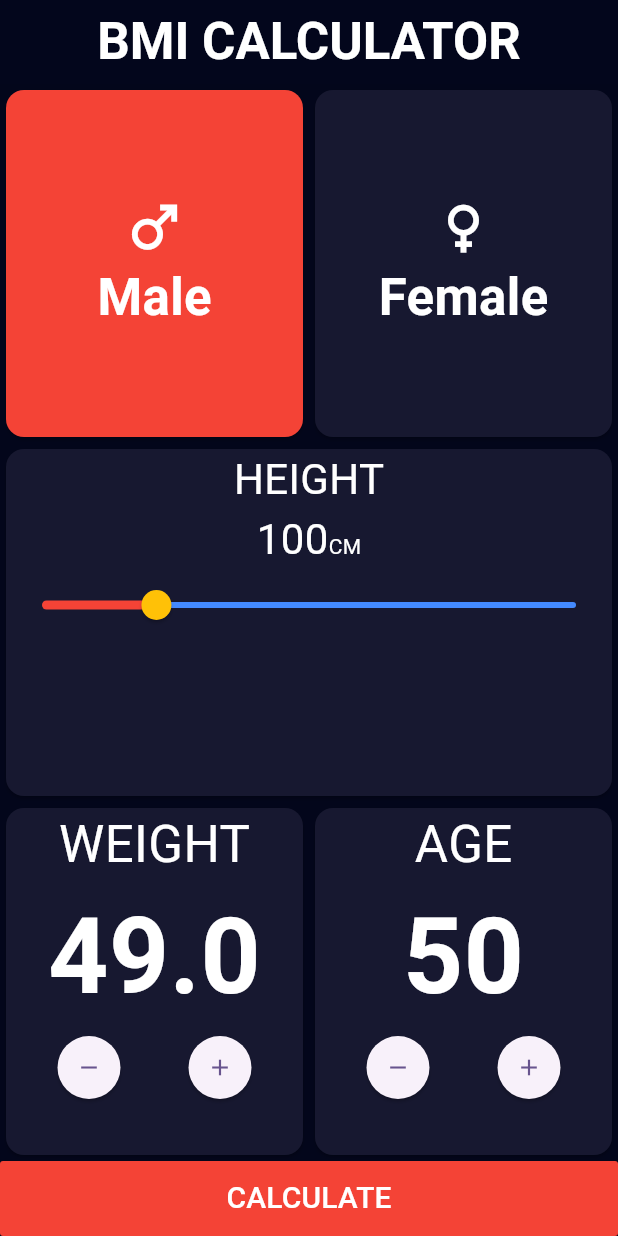
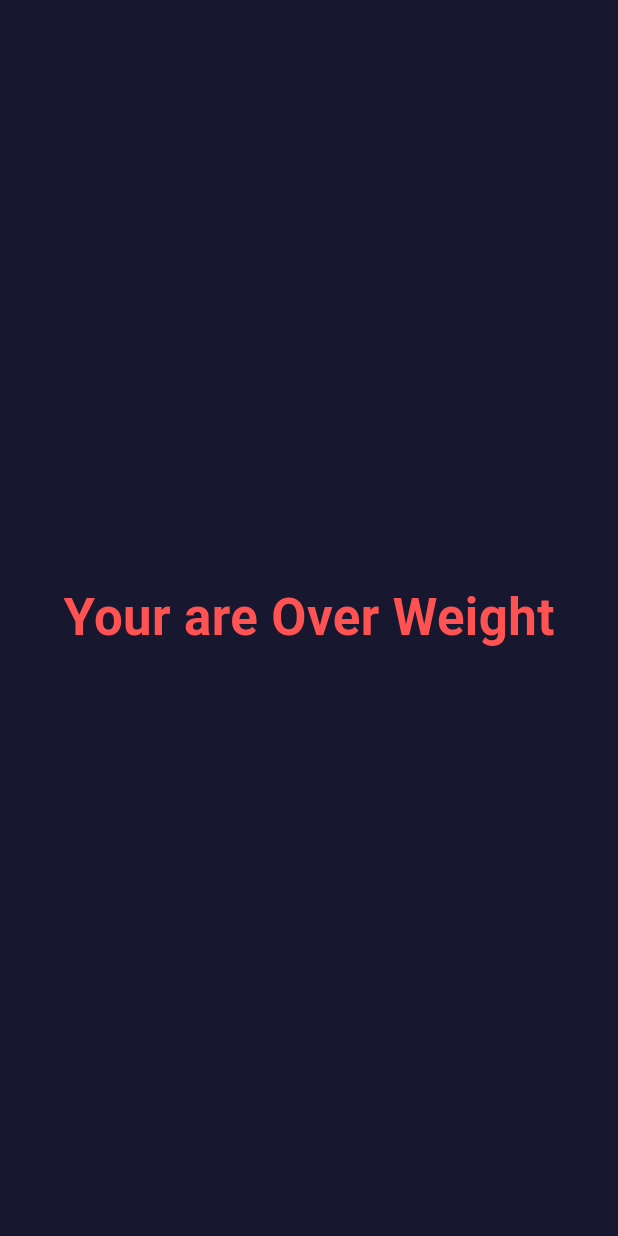
Before and after one commit to sazzad110/BMI-CALCULATOR-APP, a Flutter app: the screen it shows after launch, after a tap on "CALCULATE", on a phone screen of 412 x 824 dp. Run offline on Flutter 3.47's test engine with Material 3 defaults, Android fonts, the phone set to English and light mode, and no system bars.

Commit message:
calculate BMI and go to next page

```diff
--- /dev/null
+++ b/lib/screens/ResultScreen.dart
@@ -0,0 +1,30 @@
+import 'package:flutter/material.dart';
+
+class ResultScreen extends StatefulWidget {
+  final dynamic data;
+  ResultScreen(this.data);
+  @override
+  State<ResultScreen> createState() => _ResultScreenState();
+}
+
+class _ResultScreenState extends State<ResultScreen> {
+  Color bgColor = Color(0xff171830);
+  @override
+  Widget build(BuildContext context) {
+    return Scaffold(
+      body: Center(
+        child: Container(
+          color: bgColor,
+          alignment: Alignment.center,
+          child: Text(
+            "Your are ${widget.data}",
+            style: TextStyle(
+                color: Colors.redAccent,
+                fontSize: 34,
+                fontWeight: FontWeight.bold),
+          ),
+        ),
+      ),
+    );
+  }
+}
--- a/lib/screens/home_screen.dart
+++ b/lib/screens/home_screen.dart
@@ -1,4 +1,6 @@
 import 'package:flutter/material.dart';
+
+import 'ResultScreen.dart';
 
 class HomeScreen extends StatefulWidget {
   const HomeScreen({super.key});
@@ -262,7 +264,21 @@ class _HomeScreenState extends State<HomeScreen> {
                 double w = weight;
                 double heightsq = h * h;
                 double result = w / heightsq;
-                print("Your BMI is: $result");
+                //print("Your BMI is: $result");
+
+                // show overweight ( outcome ) in another page
+                var outcome = "";
+                if (result >= 25) {
+                  outcome = "Over Weight";
+                } else if (result >= 18) {
+                  outcome = "Normal";
+                } else {
+                  outcome = "Under Weight";
+                }
+                print("$outcome");
+
+                Navigator.of(context).push(MaterialPageRoute(
+                    builder: (context) => ResultScreen(outcome)));
               },
               color: Colors.red,
               height: 50,
```
